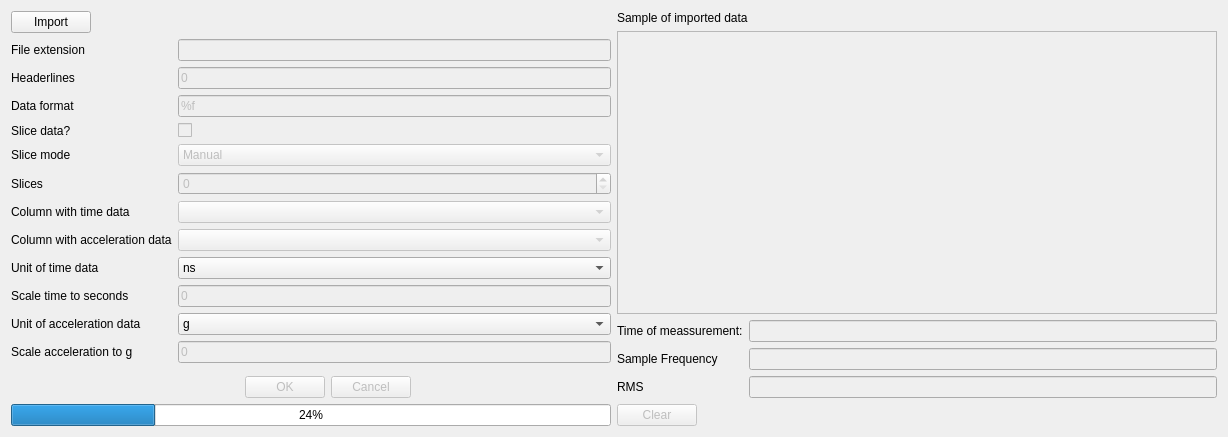
Old version of the form YOSTPY/dialog_dataimport.ui in the repository albinan/BRAVibration.
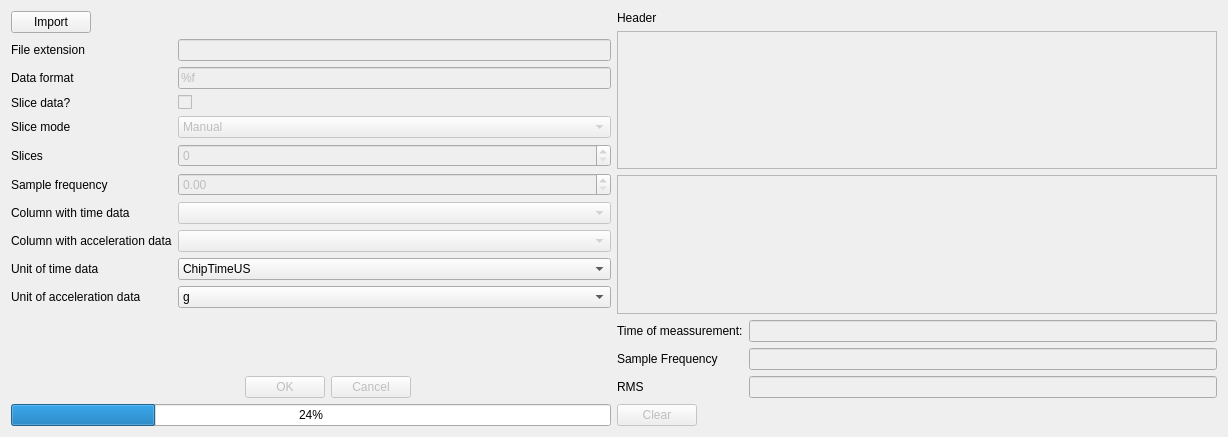
New version of the form.

What changed in the file:
```diff
--- a/YOSTPY/dialog_dataimport.ui
+++ b/YOSTPY/dialog_dataimport.ui
@@ -51,31 +51,21 @@
            </property>
           </widget>
          </item>
+         <item row="0" column="1">
+          <widget class="QLineEdit" name="fileExtention_edit">
+           <property name="enabled">
+            <bool>false</bool>
+           </property>
+          </widget>
+         </item>
          <item row="1" column="0">
-          <widget class="QLabel" name="headerlines_label">
-           <property name="text">
-            <string>Headerlines</string>
-           </property>
-          </widget>
-         </item>
-         <item row="1" column="1">
-          <widget class="QLineEdit" name="headerlines_edit">
-           <property name="enabled">
-            <bool>false</bool>
-           </property>
-           <property name="text">
-            <string>0</string>
-           </property>
-          </widget>
-         </item>
-         <item row="2" column="0">
           <widget class="QLabel" name="dataFormat_label">
            <property name="text">
             <string>Data format</string>
            </property>
           </widget>
          </item>
-         <item row="2" column="1">
+         <item row="1" column="1">
           <widget class="QLineEdit" name="dataFormat_edit">
            <property name="enabled">
             <bool>false</bool>
@@ -85,14 +75,14 @@
            </property>
           </widget>
          </item>
-         <item row="3" column="0">
+         <item row="2" column="0">
           <widget class="QLabel" name="sliceData_label">
            <property name="text">
             <string>Slice data?</string>
            </property>
           </widget>
          </item>
-         <item row="3" column="1">
+         <item row="2" column="1">
           <widget class="QCheckBox" name="sliceData_check">
            <property name="enabled">
             <bool>false</bool>
@@ -102,14 +92,14 @@
            </property>
           </widget>
          </item>
-         <item row="4" column="0">
+         <item row="3" column="0">
           <widget class="QLabel" name="sliceMode_label">
            <property name="text">
             <string>Slice mode</string>
            </property>
           </widget>
          </item>
-         <item row="4" column="1">
+         <item row="3" column="1">
           <widget class="QComboBox" name="sliceMode_combo">
            <property name="enabled">
             <bool>false</bool>
@@ -126,14 +116,14 @@
            </item>
           </widget>
          </item>
-         <item row="5" column="0">
+         <item row="4" column="0">
           <widget class="QLabel" name="slices_label">
            <property name="text">
             <string>Slices</string>
            </property>
           </widget>
          </item>
-         <item row="5" column="1">
+         <item row="4" column="1">
           <widget class="QSpinBox" name="slices_spin">
            <property name="enabled">
             <bool>false</bool>
@@ -177,6 +167,11 @@
          </item>
          <item row="8" column="1">
           <widget class="QComboBox" name="unitTime_combo">
+           <item>
+            <property name="text">
+             <string>ChipTimeUS</string>
+            </property>
+           </item>
            <item>
             <property name="text">
              <string>ns</string>
@@ -210,30 +205,13 @@
           </widget>
          </item>
          <item row="9" column="0">
-          <widget class="QLabel" name="scaleTime_label">
-           <property name="text">
-            <string>Scale time to seconds</string>
-           </property>
-          </widget>
-         </item>
-         <item row="9" column="1">
-          <widget class="QLineEdit" name="scaleTime_edit">
-           <property name="enabled">
-            <bool>false</bool>
-           </property>
-           <property name="text">
-            <string>0</string>
-           </property>
-          </widget>
-         </item>
-         <item row="10" column="0">
           <widget class="QLabel" name="unitAcc_label">
            <property name="text">
             <string>Unit of acceleration data</string>
            </property>
           </widget>
          </item>
-         <item row="10" column="1">
+         <item row="9" column="1">
           <widget class="QComboBox" name="unitAcc_combo">
            <item>
             <property name="text">
@@ -252,25 +230,15 @@
            </item>
           </widget>
          </item>
-         <item row="11" column="0">
-          <widget class="QLabel" name="scaleAcc_label">
+         <item row="5" column="0">
+          <widget class="QLabel" name="sampleFrequency_label">
            <property name="text">
-            <string>Scale acceleration to g</string>
+            <string>Sample frequency</string>
            </property>
           </widget>
          </item>
-         <item row="11" column="1">
-          <widget class="QLineEdit" name="scaleAcc_edit">
-           <property name="enabled">
-            <bool>false</bool>
-           </property>
-           <property name="text">
-            <string>0</string>
-           </property>
-          </widget>
-         </item>
-         <item row="0" column="1">
-          <widget class="QLineEdit" name="fileExtention_edit">
+         <item row="5" column="1">
+          <widget class="QDoubleSpinBox" name="sampleFrequency_Spin">
            <property name="enabled">
             <bool>false</bool>
            </property>
@@ -335,7 +303,7 @@
        <item>
         <widget class="QLabel" name="sample_label">
          <property name="text">
-          <string>Sample of imported data</string>
+          <string>Header</string>
          </property>
         </widget>
        </item>
@@ -346,6 +314,13 @@
          </property>
         </widget>
        </item>
+       <item>
+        <widget class="QTableWidget" name="tableWidget">
+         <property name="enabled">
+          <bool>false</bool>
+         </property>
+        </widget>
+       </item>
        <item>
         <layout class="QFormLayout" name="formLayout_2">
          <item row="1" column="0">
```
